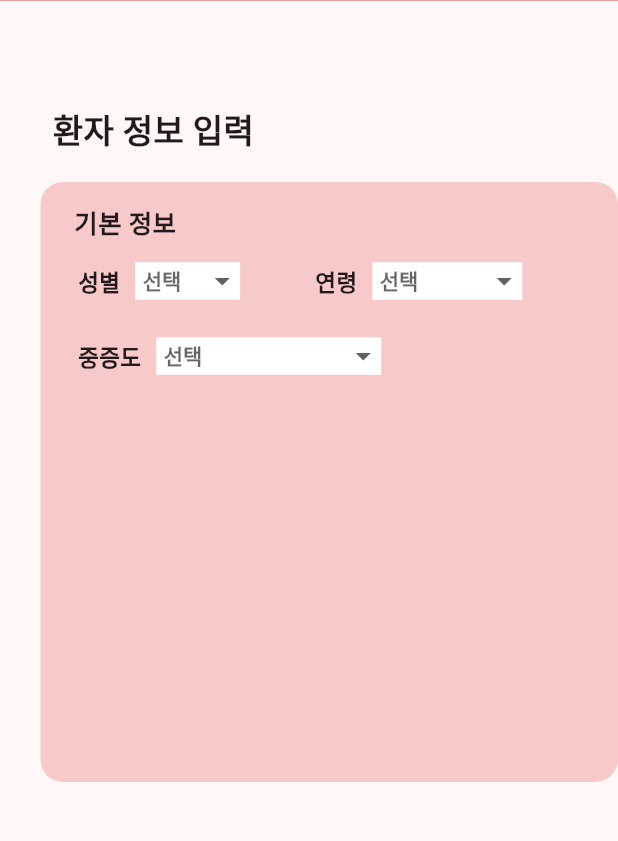
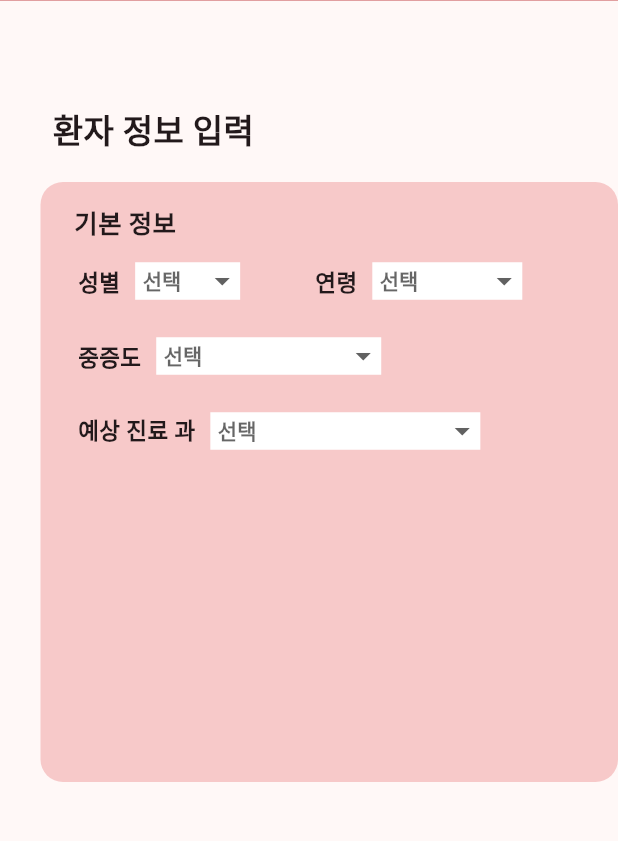
Before and after one commit to imiswest/Browser, a Flutter app: the DataScreen screen opened directly, on a phone screen of 412 x 824 dp, the part 97-938 px from its top. Run offline on Flutter 3.47's test engine with Material 3 defaults, Android fonts, the phone set to English and light mode, and no system bars; network calls fail.

Commit message:
Dropdown버튼 완성

```diff
--- a/client/lib/main.dart
+++ b/client/lib/main.dart
@@ -1,5 +1,4 @@
 import 'package:flutter/material.dart';
-import 'package:flutter_browser/screens/data_screen.dart';
 import 'package:flutter_browser/screens/first_screen.dart';
 
 void main() {
--- a/client/lib/screens/data_screen.dart
+++ b/client/lib/screens/data_screen.dart
@@ -13,7 +13,8 @@ class _DataScreen extends State<DataScreen> {
   String? _selectedValue2;
   final _valueList3 = ['KRAS 1', 'KRAS 2', 'KRAS 3', 'KRAS 4', 'KRAS 5'];
   String? _selectedValue3;
-
+  final _valueList4 = ['일반(판단 어려움)', '흉부외과', '내과', '외과', '신경외과','심장내과'];
+  String? _selectedValue4;
 
   @override
   Widget build(BuildContext context) {
@@ -110,7 +111,7 @@ class _DataScreen extends State<DataScreen> {
                       ],
                     ),
 
-                    Row(
+                    Row( //중증도
                       children: [
                         Padding(padding: EdgeInsets.fromLTRB(25, 40, 0, 10)),
                         Text('중증도', style: TextStyle(fontSize: 15, fontWeight: FontWeight.bold)),
@@ -143,7 +144,43 @@ class _DataScreen extends State<DataScreen> {
                           ),
                         ),
                       ],
-                    )
+                    ),
+
+                    Row( //예상 진료 과
+                      children: [
+                        Padding(padding: EdgeInsets.fromLTRB(25, 40, 0, 10)),
+                        Text('예상 진료 과', style: TextStyle(fontSize: 15, fontWeight: FontWeight.bold)),
+                          Container(
+                          padding: EdgeInsets.only(left: 5),
+                          margin: EdgeInsets.only(left: 10, right: 50),
+                          color: Colors.white,
+                          height: 25,
+                          width: 180,
+                          child: DropdownButton(
+                            underline: SizedBox.shrink(),
+                            isExpanded: true,
+                            style: TextStyle(fontWeight: FontWeight.bold),
+                            hint: Text('선택'),
+                            value: _selectedValue4,
+                            items: _valueList4.map(
+                              (value) {
+                                return DropdownMenuItem(
+                                  value: value,
+                                  child: Text(value),
+                                );
+                              },
+                            ).toList(),
+                            onChanged: (String? value) {
+                              setState(() {
+                                _selectedValue4 = value;
+
+                              });
+                            },
+                          ),
+                        ),
+                      ],
+                    ),
+                    //추가
                   ],
                 )
             )
--- a/client/lib/widgets/custom_appbar.dart
+++ b/client/lib/widgets/custom_appbar.dart
@@ -1,5 +1,3 @@
-import 'package:flutter/material.dart';
-
 import 'package:flutter/material.dart';
 
 class CustomAppBar extends StatelessWidget implements PreferredSizeWidget {
```
